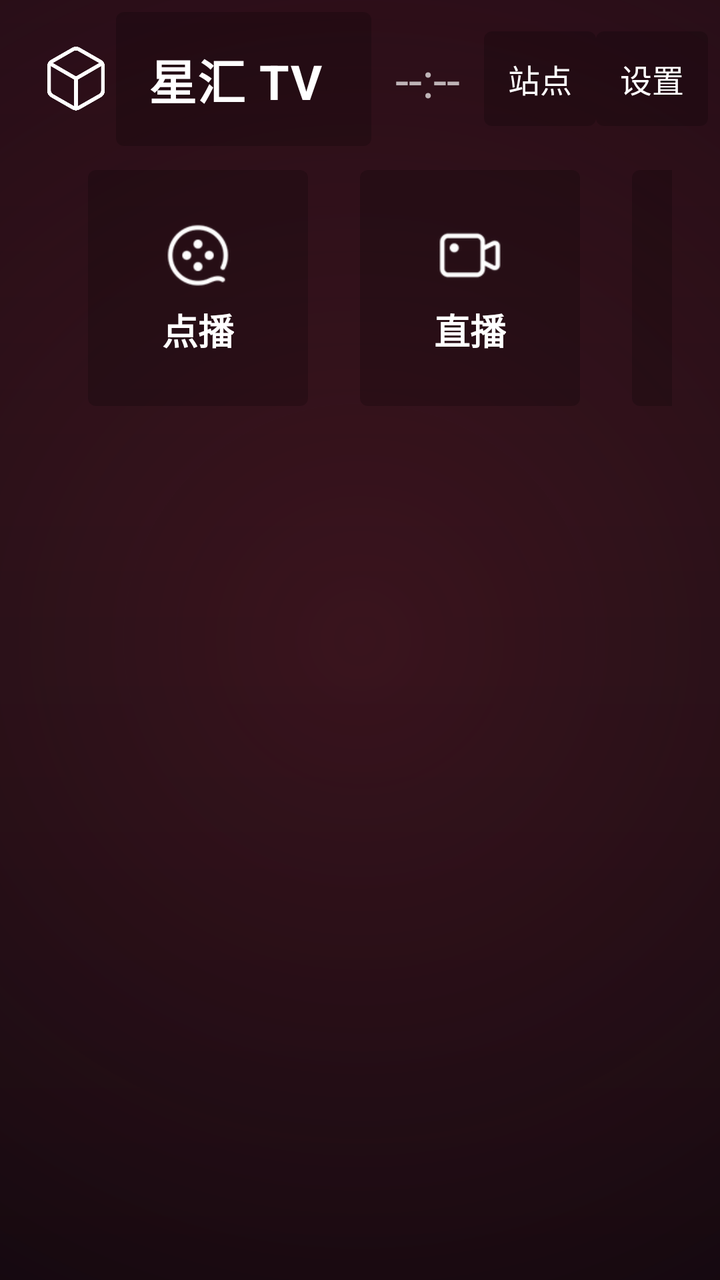
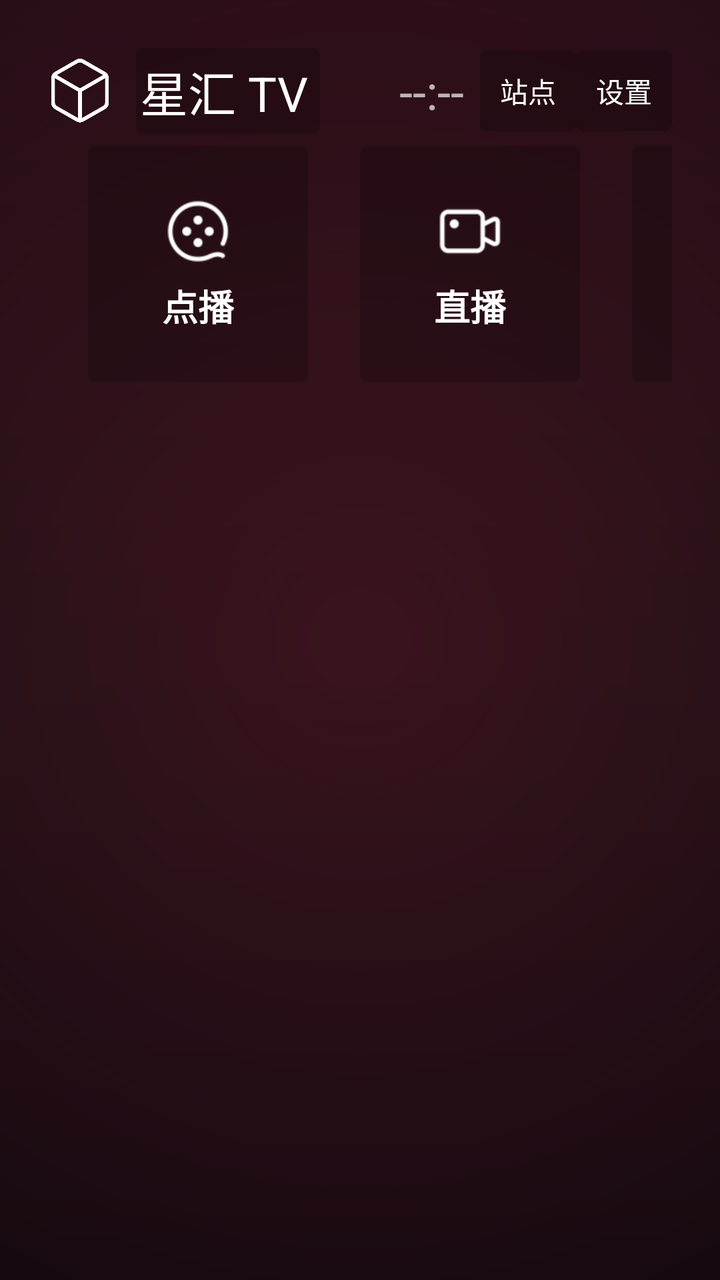

Two renders of the same Android screen: before a commit and after it. Below are the layout's source before the change and the commit's diff.
<!-- AndroidManifest.xml: application theme Theme.TVBox -->
<!-- res/layout/activity_main.xml -->
<?xml version="1.0" encoding="utf-8"?>
<LinearLayout xmlns:android="http://schemas.android.com/apk/res/android"
    android:layout_width="match_parent"
    android:layout_height="match_parent"
    android:orientation="vertical"
    android:background="@drawable/bg_main">

    
    <LinearLayout
        android:layout_width="match_parent"
        android:layout_height="wrap_content"
        android:orientation="horizontal"
        android:gravity="center_vertical"
        android:padding="6dp">

        <ImageView
            android:layout_width="32dp"
            android:layout_height="32dp"
            android:layout_marginStart="16dp"
            android:layout_marginEnd="4dp"
            android:src="@drawable/ic_logo"
            android:scaleType="fitCenter"
            android:focusable="false" />

        <TextView
            android:id="@+id/title"
            android:layout_width="0dp"
            android:layout_height="wrap_content"
            android:layout_weight="1"
            android:padding="16dp"
            android:textColor="@android:color/white"
            android:textSize="24sp"
            android:textStyle="bold"
            android:letterSpacing="0.02"
            android:maxLines="1"
            android:ellipsize="end"
            android:focusable="true"
            android:clickable="true"
            android:background="@drawable/selector_tv_btn"
            android:text="@string/app_name" />

        <TextView
            android:id="@+id/clock"
            android:layout_width="wrap_content"
            android:layout_height="wrap_content"
            android:padding="12dp"
            android:textColor="#B0FFFFFF"
            android:textSize="24sp"
            android:text="--:--" />

        <TextView
            android:id="@+id/btnSites"
            android:layout_width="wrap_content"
            android:layout_height="wrap_content"
            android:padding="12dp"
            android:textColor="@android:color/white"
            android:textSize="16sp"
            android:focusable="true"
            android:clickable="true"
            android:background="@drawable/selector_tv_btn"
            android:text="站点" />

        <TextView
            android:id="@+id/btnSettings"
            android:layout_width="wrap_content"
            android:layout_height="wrap_content"
            android:padding="12dp"
            android:textColor="@android:color/white"
            android:textSize="16sp"
            android:focusable="true"
            android:clickable="true"
            android:background="@drawable/selector_tv_btn"
            android:text="设置" />

    </LinearLayout>

    
    <LinearLayout
        android:id="@+id/entryRow"
        android:layout_width="match_parent"
        android:layout_height="wrap_content"
        android:orientation="horizontal"
        android:gravity="center_vertical"
        android:paddingStart="44dp"
        android:paddingEnd="24dp"
        android:paddingTop="6dp"
        android:paddingBottom="6dp">

        <LinearLayout
            android:id="@+id/btnVod"
            android:layout_width="110dp"
            android:layout_height="118dp"
            android:layout_marginEnd="26dp"
            android:gravity="center"
            android:orientation="vertical"
            android:focusable="true"
            android:clickable="true"
            android:background="@drawable/selector_tv_btn">

            <ImageView
                android:layout_width="36dp"
                android:layout_height="36dp"
                android:src="@drawable/ic_home_vod"
                android:focusable="false" />

            <TextView
                android:layout_width="wrap_content"
                android:layout_height="wrap_content"
                android:layout_marginTop="6dp"
                android:textColor="@android:color/white"
                android:textSize="18sp"
                android:textStyle="bold"
                android:text="点播" />

        </LinearLayout>

        <LinearLayout
            android:id="@+id/btnLive"
            android:layout_width="110dp"
            android:layout_height="118dp"
            android:layout_marginEnd="26dp"
            android:gravity="center"
            android:orientation="vertical"
            android:focusable="true"
            android:clickable="true"
            android:background="@drawable/selector_tv_btn">

            <ImageView
                android:layout_width="36dp"
                android:layout_height="36dp"
                android:src="@drawable/ic_home_live"
                android:focusable="false" />

            <TextView
                android:layout_width="wrap_content"
                android:layout_height="wrap_content"
                android:layout_marginTop="6dp"
                android:textColor="@android:color/white"
                android:textSize="18sp"
                android:textStyle="bold"
                android:text="直播" />

        </LinearLayout>

        <LinearLayout
            android:id="@+id/btnSearch"
            android:layout_width="110dp"
            android:layout_height="118dp"
            android:layout_marginEnd="26dp"
            android:gravity="center"
            android:orientation="vertical"
            android:focusable="true"
            android:clickable="true"
            android:background="@drawable/selector_tv_btn">

            <ImageView
                android:layout_width="36dp"
                android:layout_height="36dp"
                android:src="@drawable/ic_home_search"
                android:focusable="false" />

            <TextView
                android:layout_width="wrap_content"
                android:layout_height="wrap_content"
                android:layout_marginTop="6dp"
                android:textColor="@android:color/white"
                android:textSize="18sp"
                android:textStyle="bold"
                android:text="搜索" />

        </LinearLayout>

        <LinearLayout
            android:id="@+id/btnCollect"
            android:layout_width="110dp"
            android:layout_height="118dp"
            android:layout_marginEnd="26dp"
            android:gravity="center"
            android:orientation="vertical"
            android:focusable="true"
            android:clickable="true"
            android:background="@drawable/selector_tv_btn">

            <ImageView
                android:layout_width="36dp"
                android:layout_height="36dp"
                android:src="@drawable/ic_home_keep"
                android:focusable="false" />

            <TextView
                android:layout_width="wrap_content"
                android:layout_height="wrap_content"
                android:layout_marginTop="6dp"
                android:textColor="@android:color/white"
                android:textSize="18sp"
                android:textStyle="bold"
                android:text="收藏" />

        </LinearLayout>

        <LinearLayout
            android:id="@+id/btnHistory"
            android:layout_width="110dp"
            android:layout_height="118dp"
            android:layout_marginEnd="26dp"
            android:gravity="center"
            android:orientation="vertical"
            android:focusable="true"
            android:clickable="true"
            android:background="@drawable/selector_tv_btn">

            <ImageView
                android:layout_width="36dp"
                android:layout_height="36dp"
                android:src="@drawable/ic_home_history"
                android:focusable="false" />

            <TextView
                android:layout_width="wrap_content"
                android:layout_height="wrap_content"
                android:layout_marginTop="6dp"
                android:textColor="@android:color/white"
                android:textSize="18sp"
                android:textStyle="bold"
                android:text="历史" />

        </LinearLayout>

    </LinearLayout>

    
    <LinearLayout
        android:id="@+id/quickRow"
        android:layout_width="match_parent"
        android:layout_height="wrap_content"
        android:orientation="vertical"
        android:visibility="gone">

        <TextView
            android:id="@+id/quickLabel"
            android:layout_width="match_parent"
            android:layout_height="wrap_content"
            android:padding="6dp"
            android:textColor="@android:color/white"
            android:textSize="14sp"
            android:text="历史记录 · 点击续播" />

        <androidx.recyclerview.widget.RecyclerView
            android:id="@+id/quickList"
            android:layout_width="match_parent"
            android:layout_height="wrap_content"
            android:clipToPadding="false" />

    </LinearLayout>

    
    <LinearLayout
        android:id="@+id/recommendRow"
        android:layout_width="match_parent"
        android:layout_height="0dp"
        android:layout_weight="1"
        android:orientation="vertical"
        android:visibility="gone">

        <TextView
            android:id="@+id/recommendLabel"
            android:layout_width="match_parent"
            android:layout_height="wrap_content"
            android:paddingStart="44dp"
            android:paddingTop="14dp"
            android:paddingBottom="8dp"
            android:textColor="@android:color/white"
            android:textSize="18sp"
            android:textStyle="bold"
            android:letterSpacing="0.04"
            android:text="更新推荐" />

        <androidx.recyclerview.widget.RecyclerView
            android:id="@+id/recommendList"
            android:layout_width="match_parent"
            android:layout_height="0dp"
            android:layout_weight="1"
            android:clipToPadding="false" />

    </LinearLayout>

    
    <LinearLayout
        android:id="@+id/mainBody"
        android:layout_width="match_parent"
        android:layout_height="0dp"
        android:layout_weight="1"
        android:orientation="vertical"
        android:visibility="gone">

        
        <androidx.recyclerview.widget.RecyclerView
            android:id="@+id/catList"
            android:layout_width="match_parent"
            android:layout_height="wrap_content"
            android:paddingStart="8dp"
            android:paddingEnd="8dp"
            android:clipToPadding="false" />

        <HorizontalScrollView
            android:id="@+id/filterRow"
            android:layout_width="match_parent"
            android:layout_height="wrap_content"
            android:paddingStart="8dp"
            android:paddingEnd="8dp"
            android:scrollbars="none"
            android:visibility="gone">

            <LinearLayout
                android:id="@+id/filterList"
                android:layout_width="wrap_content"
                android:layout_height="wrap_content"
                android:orientation="horizontal" />
        </HorizontalScrollView>

        <TextView
            android:id="@+id/labelVod"
            android:layout_width="match_parent"
            android:layout_height="wrap_content"
            android:paddingStart="44dp"
            android:paddingTop="8dp"
            android:paddingBottom="4dp"
            android:textColor="#B0FFFFFF"
            android:textSize="14sp"
            android:text="影片" />

        
        <TextView
            android:id="@+id/tvEmpty"
            android:layout_width="match_parent"
            android:layout_height="wrap_content"
            android:padding="18dp"
            android:gravity="center"
            android:textColor="#90FFFFFF"
            android:textSize="16sp"
            android:visibility="gone"
            android:text="" />

        <androidx.recyclerview.widget.RecyclerView
            android:id="@+id/vodList"
            android:layout_width="match_parent"
            android:layout_height="0dp"
            android:layout_weight="1"
            android:clipToPadding="false" />

    </LinearLayout>

</LinearLayout>
<!-- resources referenced by this layout -->
<resources>
  <!-- drawable bg_main (drawable) -->
  <?xml version="1.0" encoding="utf-8"?>
  <layer-list xmlns:android="http://schemas.android.com/apk/res/android">
      <item>
          <shape android:shape="rectangle">
              <gradient
                  android:angle="270"
                  android:startColor="#FF1A0A12"
                  android:centerColor="#FF0C0A0E"
                  android:endColor="#FF05050A" />
          </shape>
      </item>
      <item>
          <shape android:shape="rectangle">
              <gradient
                  android:type="radial"
                  android:gradientRadius="560dp"
                  android:startColor="#40C0304A"
                  android:endColor="#00000000" />
          </shape>
      </item>
  </layer-list>
  <!-- drawable ic_home_history: png bitmap (drawable-xhdpi, 1732 bytes) -->
  <!-- drawable ic_home_keep: png bitmap (drawable-xhdpi, 1774 bytes) -->
  <!-- drawable ic_home_live: png bitmap (drawable-xhdpi, 1334 bytes) -->
  <!-- drawable ic_home_search: png bitmap (drawable-xhdpi, 1921 bytes) -->
  <!-- drawable ic_home_vod: png bitmap (drawable-xhdpi, 2111 bytes) -->
  <!-- drawable ic_logo: png bitmap (drawable-nodpi, 11401 bytes) -->
  <!-- drawable selector_tv_btn (drawable) -->
  <?xml version="1.0" encoding="utf-8"?>
  <selector xmlns:android="http://schemas.android.com/apk/res/android">
      <item android:state_focused="true">
          <shape>
              <solid android:color="#66000000" />
              <stroke
                  android:width="1.5dp"
                  android:color="#FFFFFFFF" />
              <corners android:radius="4dp" />
          </shape>
      </item>
      <item>
          <shape>
              <solid android:color="#33000000" />
              <corners android:radius="4dp" />
          </shape>
      </item>
  </selector>
  <string name="app_name">星汇 TV</string>
  <style name="Theme.TVBox" parent="android:Theme.Black.NoTitleBar.Fullscreen">
          <item name="android:windowBackground">@android:color/black</item>
          <item name="android:colorBackground">@android:color/black</item>
      </style>
</resources>

<!-- the commit's change to res/layout/activity_main.xml (unified diff, before → after) -->
@@ -11,27 +11,29 @@
         android:layout_height="wrap_content"
         android:orientation="horizontal"
         android:gravity="center_vertical"
-        android:padding="6dp">
+        android:paddingStart="24dp"
+        android:paddingEnd="24dp"
+        android:paddingTop="24dp">
 
         <ImageView
             android:layout_width="32dp"
             android:layout_height="32dp"
-            android:layout_marginStart="16dp"
-            android:layout_marginEnd="4dp"
+            android:layout_marginEnd="12dp"
             android:src="@drawable/ic_logo"
             android:scaleType="fitCenter"
             android:focusable="false" />
 
         <TextView
             android:id="@+id/title"
-            android:layout_width="0dp"
-            android:layout_height="wrap_content"
-            android:layout_weight="1"
-            android:padding="16dp"
+            android:layout_width="wrap_content"
+            android:layout_height="wrap_content"
+            android:maxWidth="260dp"
+            android:paddingStart="2dp"
+            android:paddingEnd="6dp"
+            android:paddingTop="4dp"
+            android:paddingBottom="4dp"
             android:textColor="@android:color/white"
             android:textSize="24sp"
-            android:textStyle="bold"
-            android:letterSpacing="0.02"
             android:maxLines="1"
             android:ellipsize="end"
             android:focusable="true"
@@ -39,11 +41,17 @@
             android:background="@drawable/selector_tv_btn"
             android:text="@string/app_name" />
 
+        <Space
+            android:layout_width="0dp"
+            android:layout_height="1dp"
+            android:layout_weight="1" />
+
         <TextView
             android:id="@+id/clock"
             android:layout_width="wrap_content"
             android:layout_height="wrap_content"
-            android:padding="12dp"
+            android:paddingStart="8dp"
+            android:paddingEnd="8dp"
             android:textColor="#B0FFFFFF"
             android:textSize="24sp"
             android:text="--:--" />
@@ -52,9 +60,9 @@
             android:id="@+id/btnSites"
             android:layout_width="wrap_content"
             android:layout_height="wrap_content"
-            android:padding="12dp"
-            android:textColor="@android:color/white"
-            android:textSize="16sp"
+            android:padding="10dp"
+            android:textColor="@android:color/white"
+            android:textSize="14sp"
             android:focusable="true"
             android:clickable="true"
             android:background="@drawable/selector_tv_btn"
@@ -64,9 +72,9 @@
             android:id="@+id/btnSettings"
             android:layout_width="wrap_content"
             android:layout_height="wrap_content"
-            android:padding="12dp"
-            android:textColor="@android:color/white"
-            android:textSize="16sp"
+            android:padding="10dp"
+            android:textColor="@android:color/white"
+            android:textSize="14sp"
             android:focusable="true"
             android:clickable="true"
             android:background="@drawable/selector_tv_btn"
